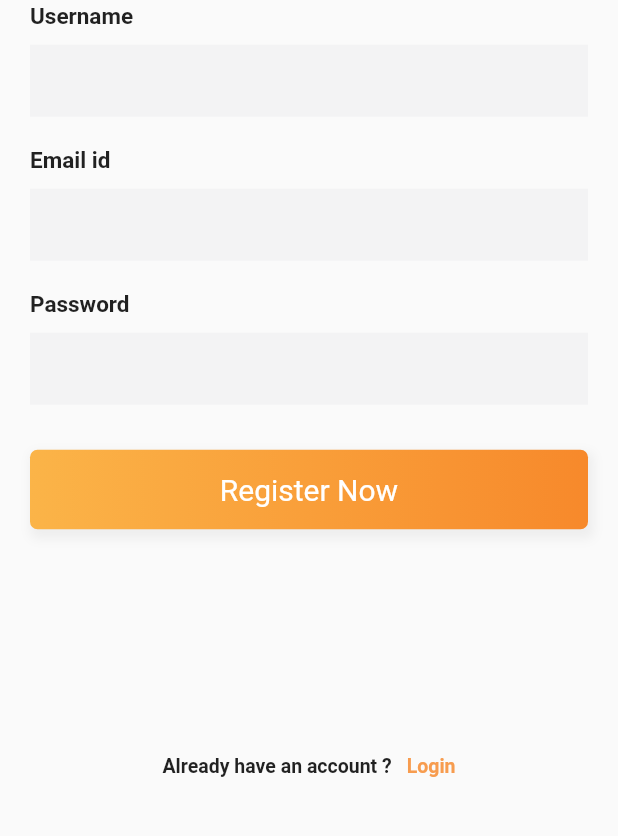
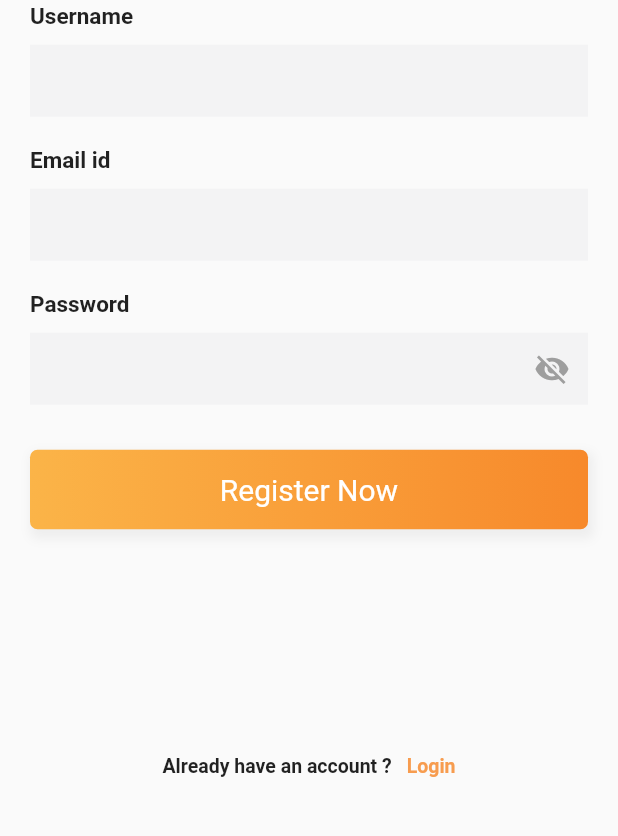
Before and after one commit to Terryo10/links_mobile, a Flutter app: the screen it shows after launch, after a tap on "Register now", on a phone screen of 412 x 824 dp, the part 387-1223 px from its top. Run offline on Flutter 3.47's test engine with Material 2 defaults, Android fonts, the phone set to English and light mode, and no system bars; our stand-ins replace bloc, flutter_bloc, flutter_secure_storage, google_fonts.

Commit message:
starting to connect to the backend

```diff
--- a/lib/app_blocs.dart
+++ b/lib/app_blocs.dart
@@ -1,7 +1,9 @@
 import 'package:flutter/cupertino.dart';
 import 'package:flutter_bloc/flutter_bloc.dart';
 import 'package:flutter_secure_storage/flutter_secure_storage.dart';
-import 'package:links_app/repositories/cache_repository.dart';
+import 'package:links_app/bloc/authentication_bloc/authentication_bloc.dart';
+import 'package:links_app/repositories/authentication_repository/authentication_repository.dart';
+import 'package:links_app/repositories/cache_repository/cache_repository.dart';
 
 import 'bloc/cache_bloc/cache_bloc.dart';
 
@@ -21,6 +23,13 @@ class AppBlocs extends StatelessWidget {
           )..add(AppStartedEvent()),
           lazy: false,
         ),
+        BlocProvider(
+          create: (context) => AuthenticationBloc(
+            authenticationRepository:
+                RepositoryProvider.of<AuthenticationRepository>(context),
+          ),
+          lazy: false,
+        ),
       ],
       child: app,
     );
--- a/lib/app_repositories.dart
+++ b/lib/app_repositories.dart
@@ -1,8 +1,8 @@
 import 'package:flutter/material.dart';
 import 'package:flutter_bloc/flutter_bloc.dart';
 import 'package:flutter_secure_storage/flutter_secure_storage.dart';
-import 'package:links_app/repositories/authentication_repository.dart';
-import 'package:links_app/repositories/cache_repository.dart';
+import 'package:links_app/repositories/authentication_repository/authentication_repository.dart';
+import 'package:links_app/repositories/cache_repository/cache_repository.dart';
 
 class AppRespositories extends StatelessWidget {
   final Widget appBlocs;
--- a/lib/bloc/authentication_bloc/authentication_bloc.dart
+++ b/lib/bloc/authentication_bloc/authentication_bloc.dart
@@ -1,18 +1,23 @@
 import 'dart:async';
 
 import 'package:bloc/bloc.dart';
+import 'package:links_app/repositories/authentication_repository/authentication_repository.dart';
 import 'package:meta/meta.dart';
 
 part 'authentication_event.dart';
 part 'authentication_state.dart';
 
-class AuthenticationBloc extends Bloc<AuthenticationEvent, AuthenticationState> {
-  AuthenticationBloc() : super(AuthenticationInitial());
+class AuthenticationBloc
+    extends Bloc<AuthenticationEvent, AuthenticationState> {
+      final AuthenticationRepository authenticationRepository;
+  AuthenticationBloc({required this.authenticationRepository}) : super(AuthenticationInitial());
 
   @override
   Stream<AuthenticationState> mapEventToState(
     AuthenticationEvent event,
   ) async* {
-    // TODO: implement mapEventToState
+    if (event is LoginButtonPressedEvent) {
+      yield AuthenticationLoadingState();
+    }
   }
 }
--- a/lib/bloc/cache_bloc/cache_bloc.dart
+++ b/lib/bloc/cache_bloc/cache_bloc.dart
@@ -1,7 +1,7 @@
 import 'dart:async';
 
 import 'package:bloc/bloc.dart';
-import 'package:links_app/repositories/cache_repository.dart';
+import 'package:links_app/repositories/cache_repository/cache_repository.dart';
 import 'package:meta/meta.dart';
 
 part 'cache_bloc_event.dart';
--- /dev/null
+++ b/lib/data/strings.dart
@@ -0,0 +1,3 @@
+class AppStrings {
+  static String baseUrl = '';
+}
--- a/lib/ui/auth/sign_up_page.dart
+++ b/lib/ui/auth/sign_up_page.dart
@@ -2,6 +2,7 @@ import 'package:flutter/material.dart';
 import 'package:google_fonts/google_fonts.dart';
 import 'package:links_app/ui/auth/login_page.dart';
 import 'package:links_app/ui/widgets/beizer_container.dart';
+
 
 class SignUpPage extends StatefulWidget {
   const SignUpPage({Key? key}) : super(key: key);
@@ -12,6 +13,7 @@ class SignUpPage extends StatefulWidget {
 
 class _SignUpPageState extends State<SignUpPage> {
   final usernameController = TextEditingController();
+  final nameContoller = TextEditingController();
   final passwordController = TextEditingController();
   bool _pass = false;
   bool _mail = false;
@@ -19,6 +21,7 @@ class _SignUpPageState extends State<SignUpPage> {
   bool _emptyPass = false;
   bool _passwordVisible = false;
   bool _hidePassword = true;
+  bool emptyName = false;
 
   bool _validateEmail() {
     var reg = RegExp(
@@ -44,6 +47,158 @@ class _SignUpPageState extends State<SignUpPage> {
       print('Invalid pass');
       return false;
     }
+  }
+
+  bool _validateUserName() {
+    if (nameContoller.text.isEmpty) {
+      return true;
+    } else {
+      return false;
+    }
+  }
+
+  Widget _passwordField(String title, {bool isPassword = false}) {
+    return Container(
+      margin: EdgeInsets.symmetric(vertical: 10),
+      child: Column(
+        crossAxisAlignment: CrossAxisAlignment.start,
+        children: <Widget>[
+          Text(
+            title,
+            style: TextStyle(fontWeight: FontWeight.bold, fontSize: 15),
+          ),
+          SizedBox(
+            height: 10,
+          ),
+          TextField(
+            controller: passwordController,
+            obscureText: _hidePassword,
+            decoration: InputDecoration(
+                errorText: _pass
+                    ? 'Password too short'
+                    : _emptyPass
+                        ? 'Please Fill Me In '
+                        : null,
+                border: InputBorder.none,
+                fillColor: Color(0xfff3f3f4),
+                filled: true,
+                suffixIcon: IconButton(
+                  icon: Icon(
+                    _passwordVisible ? Icons.visibility : Icons.visibility_off,
+                    color: Colors.grey,
+                  ),
+                  onPressed: () {
+                    setState(() {
+                      _passwordVisible = !_passwordVisible;
+                      _hidePassword = !_hidePassword;
+                    });
+                  },
+                )),
+            onChanged: (value) {
+              _validatePassword();
+              setState(() {
+                _emptyPass = false;
+              });
+              if (value.isEmpty) {
+                setState(() {
+                  _pass = false;
+                });
+              } else {
+                if (_validatePassword() == false) {
+                  setState(() {
+                    _pass = true;
+                  });
+                } else {
+                  setState(() {
+                    _pass = false;
+                  });
+                }
+              }
+            },
+          )
+        ],
+      ),
+    );
+  }
+
+  Widget _emailField(String title, {bool isPassword = false}) {
+    return Container(
+      margin: EdgeInsets.symmetric(vertical: 10),
+      child: Column(
+        crossAxisAlignment: CrossAxisAlignment.start,
+        children: <Widget>[
+          Text(
+            title,
+            style: TextStyle(fontWeight: FontWeight.bold, fontSize: 15),
+          ),
+          SizedBox(
+            height: 10,
+          ),
+          TextFormField(
+              controller: usernameController,
+              keyboardType: TextInputType.emailAddress,
+              obscureText: isPassword,
+              decoration: InputDecoration(
+                  errorText: _mail
+                      ? 'Invalid email'
+                      : _emptyEmail
+                          ? 'Please Fill Me In'
+                          : null,
+                  border: InputBorder.none,
+                  fillColor: Color(0xfff3f3f4),
+                  filled: true),
+              onChanged: (value) {
+                _validateEmail();
+                setState(() {
+                  _emptyEmail = false;
+                });
+                if (value.isEmpty) {
+                  setState(() {
+                    _mail = false;
+                  });
+                } else {
+                  if (_validateEmail() == false) {
+                    setState(() {
+                      _mail = true;
+                    });
+                  } else {
+                    setState(() {
+                      _mail = false;
+                    });
+                  }
+                }
+              })
+        ],
+      ),
+    );
+  }
+
+  Widget _entryField(String title, {bool isPassword = false}) {
+    return Container(
+      margin: EdgeInsets.symmetric(vertical: 10),
+      child: Column(
+        crossAxisAlignment: CrossAxisAlignment.start,
+        children: <Widget>[
+          Text(
+            title,
+            style: TextStyle(fontWeight: FontWeight.bold, fontSize: 15),
+          ),
+          SizedBox(
+            height: 10,
+          ),
+          TextField(
+              controller: nameContoller,
+              obscureText: isPassword,
+              onChanged: (value) {
+                _validateUserName();
+              },
+              decoration: InputDecoration(
+                  border: InputBorder.none,
+                  fillColor: Color(0xfff3f3f4),
+                  filled: true))
+        ],
+      ),
+    );
   }
 
   @override
@@ -106,30 +261,6 @@ class _SignUpPageState extends State<SignUpPage> {
                 style: TextStyle(fontSize: 12, fontWeight: FontWeight.w500))
           ],
         ),
-      ),
-    );
-  }
-
-  Widget _entryField(String title, {bool isPassword = false}) {
-    return Container(
-      margin: EdgeInsets.symmetric(vertical: 10),
-      child: Column(
-        crossAxisAlignment: CrossAxisAlignment.start,
-        children: <Widget>[
-          Text(
-            title,
-            style: TextStyle(fontWeight: FontWeight.bold, fontSize: 15),
-          ),
-          SizedBox(
-            height: 10,
-          ),
-          TextField(
-              obscureText: isPassword,
-              decoration: InputDecoration(
-                  border: InputBorder.none,
-                  fillColor: Color(0xfff3f3f4),
-                  filled: true))
-        ],
       ),
     );
   }
@@ -198,6 +329,7 @@ class _SignUpPageState extends State<SignUpPage> {
       text: TextSpan(
           text: 'l',
           style: GoogleFonts.portLligatSans(
+            // ignore: deprecated_member_use
             textStyle: Theme.of(context).textTheme.display1,
             fontSize: 30,
             fontWeight: FontWeight.w700,
@@ -220,8 +352,8 @@ class _SignUpPageState extends State<SignUpPage> {
     return Column(
       children: <Widget>[
         _entryField("Username"),
-        _entryField("Email id"),
-        _entryField("Password", isPassword: true),
+        _emailField("Email id"),
+        _passwordField("Password", isPassword: true),
       ],
     );
   }
--- a/lib/ui/auth/welcome.dart
+++ b/lib/ui/auth/welcome.dart
@@ -63,6 +63,7 @@ class WelcomePage extends StatelessWidget {
       text: TextSpan(
           text: 'L',
           style: GoogleFonts.portLligatSans(
+            // ignore: deprecated_member_use
             textStyle: Theme.of(context).textTheme.display1,
             fontSize: 30,
             fontWeight: FontWeight.w700,
--- a/lib/ui/extras/custom_clippers.dart
+++ b/lib/ui/extras/custom_clippers.dart
@@ -42,7 +42,6 @@ class ClipPainter extends CustomClipper<Path>{
 
   @override
   bool shouldReclip(CustomClipper<Path> oldClipper) {
-    // TODO: implement shouldReclip
     return true;
   }
 
--- a/pubspec.yaml
+++ b/pubspec.yaml
@@ -25,6 +25,7 @@ dependencies:
     sdk: flutter
   flutter_bloc: ^7.1.0
   flutter_secure_storage: ^4.2.1
+  flutter_spinkit: "^4.1.2"
 
   # The following adds the Cupertino Icons font to your application.
   # Use with the CupertinoIcons class for iOS style icons.
```
Also changed, not shown: lib/bloc/authentication_bloc/authentication_state.dart (+15 -0 lines), lib/ui/auth/login_page.dart (+23 -35 lines), lib/repositories/authentication_repository/authentication_repository.dart (renamed from lib/repositories/authentication_repository.dart), lib/repositories/cache_repository/cache_repository.dart (renamed from lib/repositories/cache_repository.dart), pubspec.lock.
